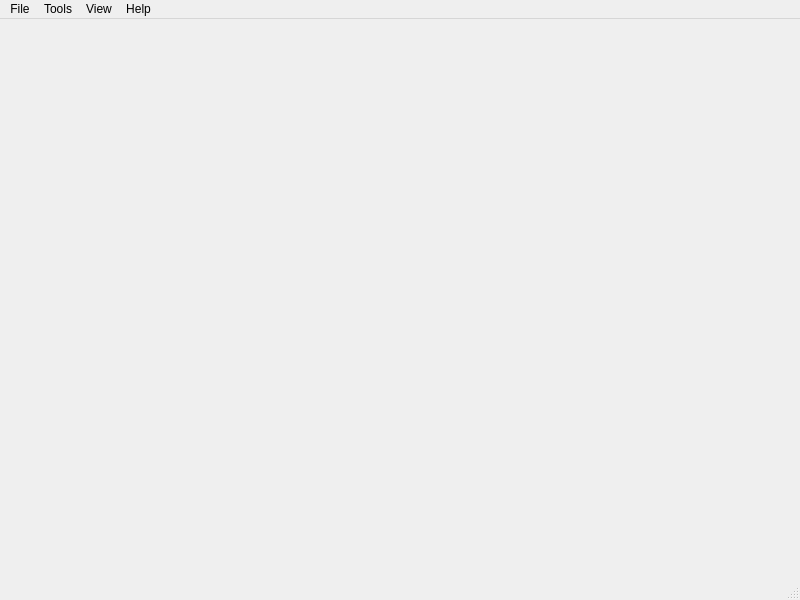
First picture: the form in src/TSVview/MainWindow.ui, repository marc-sturm/TSVview, before the edit.
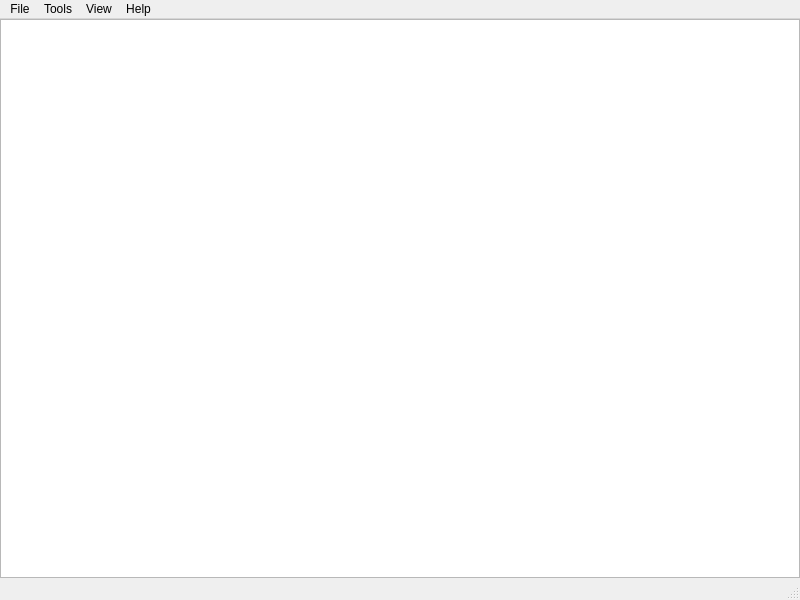
Second picture: the form after the edit. Icons and pictures are not drawn. Custom widgets are drawn as their Qt base class.

Patch:
```diff
--- a/src/TSVview/MainWindow.ui
+++ b/src/TSVview/MainWindow.ui
@@ -18,7 +18,26 @@
     <normaloff>:/Icons/Icon.png</normaloff>:/Icons/Icon.png</iconset>
   </property>
   <widget class="QWidget" name="centralwidget">
-   <layout class="QHBoxLayout" name="horizontalLayout"/>
+   <layout class="QVBoxLayout" name="verticalLayout">
+    <property name="spacing">
+     <number>0</number>
+    </property>
+    <property name="leftMargin">
+     <number>0</number>
+    </property>
+    <property name="topMargin">
+     <number>0</number>
+    </property>
+    <property name="rightMargin">
+     <number>0</number>
+    </property>
+    <property name="bottomMargin">
+     <number>0</number>
+    </property>
+    <item>
+     <widget class="DataGrid" name="grid"/>
+    </item>
+   </layout>
   </widget>
   <widget class="QStatusBar" name="statusbar"/>
   <widget class="QMenuBar" name="menubar">
@@ -277,6 +296,13 @@
    </property>
   </action>
  </widget>
+ <customwidgets>
+  <customwidget>
+   <class>DataGrid</class>
+   <extends>QTableWidget</extends>
+   <header>DataGrid.h</header>
+  </customwidget>
+ </customwidgets>
  <resources>
   <include location="Resources.qrc"/>
  </resources>
```
